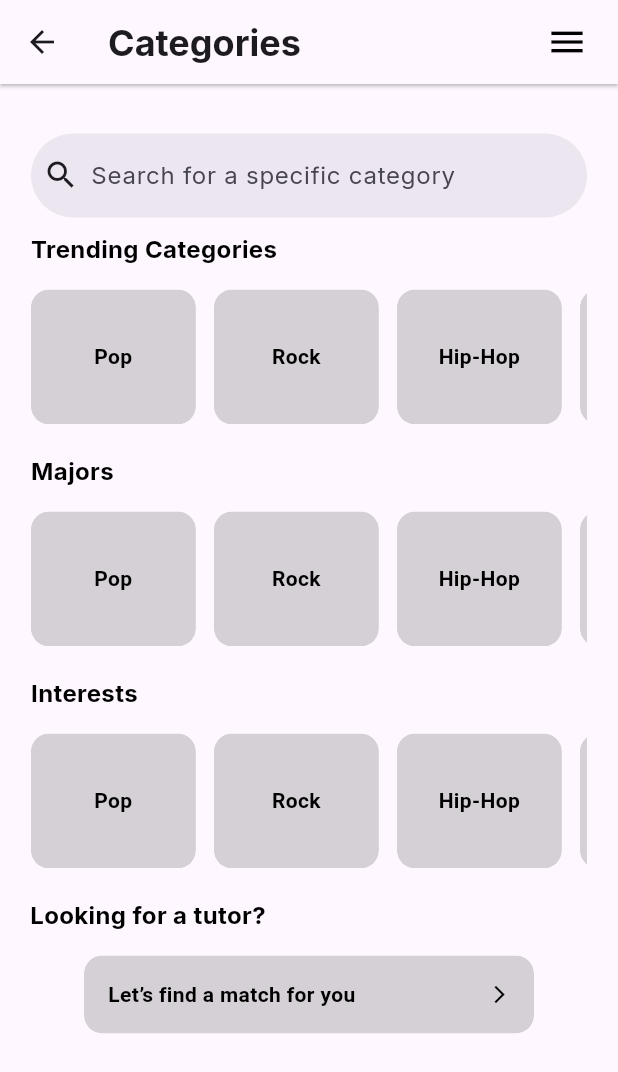
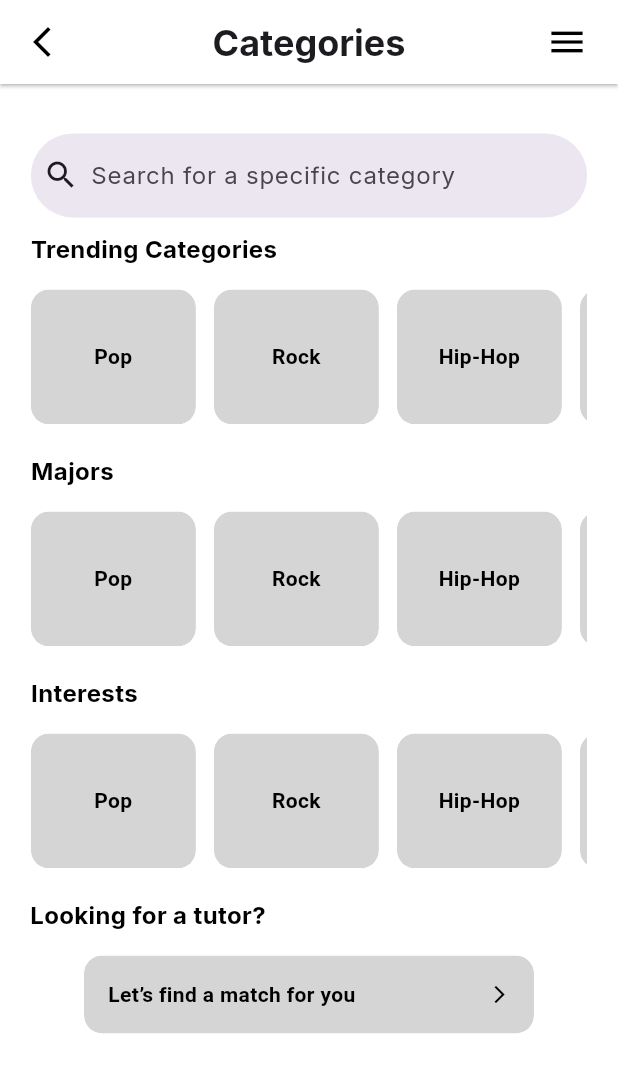
Before and after one commit to ParkerWilliams1/gemo, a Flutter app: the ChatHomeScreen screen opened by its route, after a tap on "Browse Categories", on a phone screen of 412 x 824 dp. Shown: the top 1072 px of the screen. Run offline on Flutter 3.47's test engine with Material 3 defaults, Android fonts, the phone set to English and light mode, and no system bars; our stand-ins replace cloud_firestore, firebase_auth, firebase_core, flutter_riverpod, google_fonts; missing offline and left inert: videosdk; accounts and stored records are empty; generated files the repository leaves out were written again.

Commit message:
UI fixes, changed navigation arrows and updated backgrounds to all be white

```diff
--- a/lib/screens/categories_screen.dart
+++ b/lib/screens/categories_screen.dart
@@ -23,24 +23,33 @@ class _CategoriesScreenState extends State<CategoriesScreen> {
     {"title": "EDM"},
   ];
 
-void _startMatching(String category) async {
-  setState(() => _isMatching = true);
-  await MatchmakingService().startCategoryChat(context, category);
-  if (mounted) setState(() => _isMatching = false);
-}
-
+  void _startMatching(String category) async {
+    setState(() => _isMatching = true);
+    await MatchmakingService().startCategoryChat(context, category);
+    if (mounted) setState(() => _isMatching = false);
+  }
 
   @override
   Widget build(BuildContext context) {
     return Directionality(
       textDirection: TextDirection.ltr,
       child: Scaffold(
+        backgroundColor: Colors.white,
         appBar: AppBar(
+          backgroundColor: Colors.white,
           surfaceTintColor: Colors.transparent,
           shadowColor: Colors.black,
           title: Text(
             'Categories',
             style: GoogleFonts.inter(fontSize: 24, fontWeight: FontWeight.bold),
+          ),
+          centerTitle: true,
+          leading: IconButton(
+            icon: Icon(Icons.arrow_back_ios_new,
+                color: Colors.black, size: 24), // Custom arrow
+            onPressed: () {
+              Navigator.pop(context); // Navigate back to the previous screen
+            },
           ),
           actions: <Widget>[
             IconButton(
@@ -68,7 +77,8 @@ void _startMatching(String category) async {
                         width: MediaQuery.of(context).size.width * 0.9,
                         child: SearchBar(
                           hintText: 'Search for a specific category',
-                          textStyle: WidgetStateProperty.all(GoogleFonts.inter()),
+                          textStyle:
+                              WidgetStateProperty.all(GoogleFonts.inter()),
                           leading: const Icon(Icons.search),
                           elevation: WidgetStateProperty.all(0.0),
                         ),
@@ -153,7 +163,10 @@ void _startMatching(String category) async {
               children: const [
                 Text(
                   'Let’s find a match for you',
-                  style: TextStyle(fontSize: 14, fontWeight: FontWeight.bold, color: Colors.black),
+                  style: TextStyle(
+                      fontSize: 14,
+                      fontWeight: FontWeight.bold,
+                      color: Colors.black),
                 ),
                 Icon(Icons.arrow_forward_ios, size: 14, color: Colors.black),
               ],
--- a/lib/screens/chat_home_screen.dart
+++ b/lib/screens/chat_home_screen.dart
@@ -3,6 +3,7 @@ import 'dart:async';
 import 'package:flutter/material.dart';
 import 'package:cloud_firestore/cloud_firestore.dart';
 import 'package:firebase_auth/firebase_auth.dart';
+import 'package:gemo/screens/menu_screen.dart';
 import 'package:gemo/screens/text_chat_screen.dart';
 import 'package:gemo/screens/waiting_for_match_screen.dart';
 import 'package:gemo/screens/categories_screen.dart';
@@ -236,6 +237,23 @@ Widget build(BuildContext context) {
     }
 
     return Scaffold(
+      backgroundColor: Colors.white,
+      appBar: AppBar(
+        backgroundColor: Colors.transparent,
+        elevation: 0,
+        actions: [
+          IconButton(
+            icon: Icon(Icons.menu, color: Colors.black),
+            onPressed: () {
+              Navigator.push(
+                context,
+                MaterialPageRoute(builder: (context) => MenuScreen()),
+              );
+            },
+          ),
+        ],
+      ),
+      extendBodyBehindAppBar: true,
       body: Stack(
         children: [
           Container(
@@ -328,8 +346,7 @@ Widget build(BuildContext context) {
               onTap: () {
                 Navigator.push(
                   context,
-                MaterialPageRoute(
-                    builder: (context) => CategoriesScreen()),
+                  MaterialPageRoute(builder: (context) => CategoriesScreen()),
                 );
               },
               child: Container(
--- a/lib/screens/menu_screen.dart
+++ b/lib/screens/menu_screen.dart
@@ -11,7 +11,9 @@ class MenuScreen extends StatelessWidget {
   @override
   Widget build(BuildContext context) {
     return Scaffold(
+      backgroundColor: Colors.white,
       appBar: AppBar(
+        backgroundColor: Colors.white,
         surfaceTintColor: Colors.transparent,
         elevation: 1,
         shadowColor: Colors.black,
--- a/lib/screens/profile_screen.dart
+++ b/lib/screens/profile_screen.dart
@@ -15,7 +15,6 @@ import 'package:flutter_riverpod/flutter_riverpod.dart';
 import 'package:gemo/providers/user_profile_provider.dart';
 import '../providers/user_profile_notifier.dart';
 import 'package:gemo/constants/majors.dart';
-
 
 class ProfileScreen extends ConsumerStatefulWidget {
   static const routeName = '/profile';
@@ -75,9 +74,11 @@ class _ProfileScreenState extends ConsumerState<ProfileScreen> {
       ),
       data: (profile) => Scaffold(
         appBar: AppBar(
+          backgroundColor: Colors.white,
           title: const Text('Profile'),
           centerTitle: true,
         ),
+        backgroundColor: Colors.white,
         body: Padding(
           padding: const EdgeInsets.all(16.0),
           child: ListView(
@@ -85,7 +86,8 @@ class _ProfileScreenState extends ConsumerState<ProfileScreen> {
               _buildProfileField('Name', nameController),
               _buildProfileField('Age', ageController,
                   keyboardType: TextInputType.number),
-              _buildDropdownField('Major', majorsList, selectedMajor, (newValue) {
+              _buildDropdownField('Major', majorsList, selectedMajor,
+                  (newValue) {
                 setState(() {
                   selectedMajor = newValue;
                   majorController.text = newValue ?? '';
--- a/lib/screens/settings_screen.dart
+++ b/lib/screens/settings_screen.dart
@@ -9,7 +9,7 @@ class SettingsScreen extends StatelessWidget {
       backgroundColor: Colors.white,
       appBar: AppBar(
         backgroundColor: Colors.white,
-        elevation: 1,
+        // elevation: 1,
         title: const Text(
           'Settings',
           style: TextStyle(
```
Also changed, not shown: lib/screens/sign_in_screen.dart (+7 -2 lines). Lines whose indentation alone changed are shown as unchanged.
